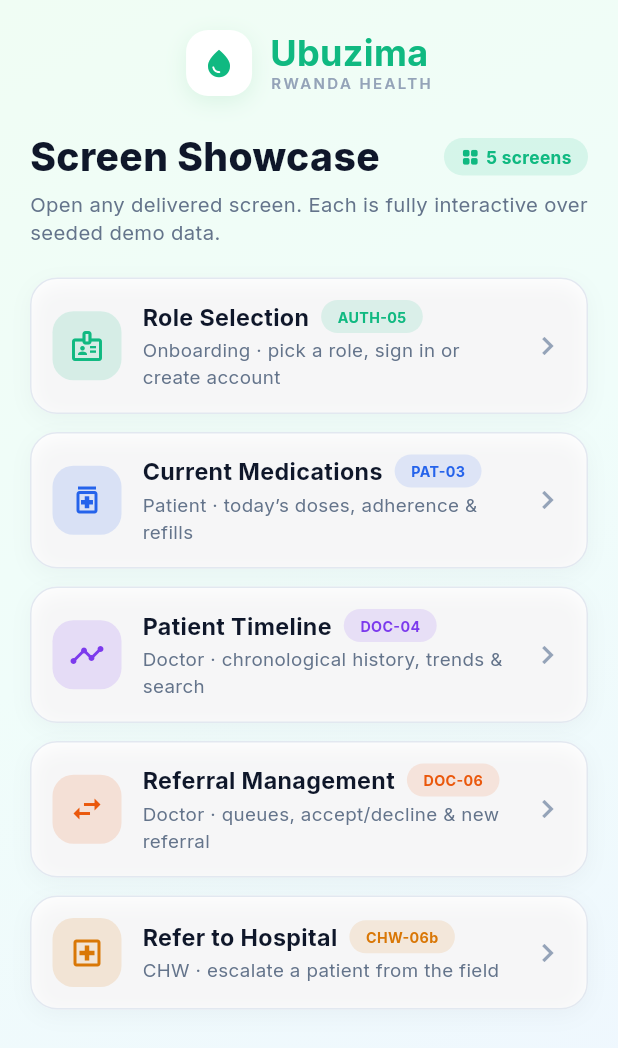
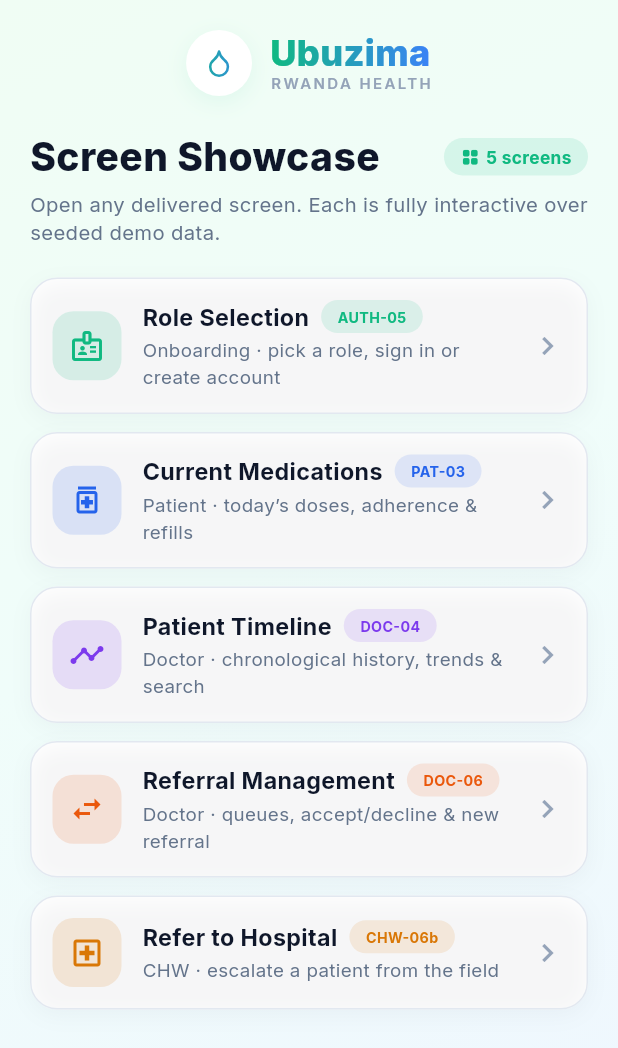
Before and after one commit to b-sandrine/Ubuzima_connect, a Flutter app: the screen it shows after launch, on a phone screen of 412 x 824 dp. Shown: the top 1048 px of the screen. Run offline on Flutter 3.47's test engine with Material 3 defaults, Android fonts, the light colour scheme and no system bars; our stand-ins replace bloc, cached_network_image, cloud_firestore, connectivity_plus, dartz, equatable and 15 more; accounts and stored records are empty.

Commit message:
feat(auth): mirror role selection screen to the Figma design (AUTH-05)
Match the design's onboarding hero illustration, emerald-to-blue wordmark,
Lucide role icons, and selected-card treatment (accent gradient tile with a
white glyph). Language pill, trust footer, and CTAs align to the mockup.

```diff
--- a/lib/shared/widgets/branding/ubuzima_wordmark.dart
+++ b/lib/shared/widgets/branding/ubuzima_wordmark.dart
@@ -1,9 +1,10 @@
 import 'package:flutter/material.dart';
+import 'package:lucide_icons_flutter/lucide_icons.dart';
 
 import '../../../core/theme/app_colors.dart';
 
-/// The Ubuzima logo lockup: a rounded white tile holding the water-drop
-/// mark, the wordmark, and the "RWANDA HEALTH" kicker underneath.
+/// The Ubuzima logo lockup: a round white tile holding the emerald-to-blue
+/// water-drop mark, the gradient wordmark, and the "RWANDA HEALTH" kicker.
 ///
 /// [compact] drops the kicker and shrinks the mark for the in-app headers,
 /// which show the same lockup at roughly half height.
@@ -11,6 +12,11 @@ class UbuzimaWordmark extends StatelessWidget {
   final bool compact;
 
   const UbuzimaWordmark({super.key, this.compact = false});
+
+  /// Emerald-to-blue sweep shared by the mark and the wordmark text.
+  static const LinearGradient _brandSweep = LinearGradient(
+    colors: [Color(0xFF10B981), Color(0xFF3B82F6)],
+  );
 
   @override
   Widget build(BuildContext context) {
@@ -22,21 +28,24 @@ class UbuzimaWordmark extends StatelessWidget {
         Container(
           width: markSize,
           height: markSize,
-          decoration: BoxDecoration(
+          decoration: const BoxDecoration(
             color: Colors.white,
-            borderRadius: BorderRadius.circular(markSize / 3),
-            boxShadow: const [
+            shape: BoxShape.circle,
+            boxShadow: [
               BoxShadow(
-                color: Color(0x1A16A34A),
+                color: Color(0x1410B981),
                 blurRadius: 12,
                 offset: Offset(0, 4),
               ),
             ],
           ),
+          child: ShaderMask(
+            shaderCallback: (bounds) => _brandSweep.createShader(bounds),
             child: Icon(
-            Icons.water_drop,
-            size: markSize * 0.5,
-            color: AppColors.primary,
+              LucideIcons.droplet,
+              size: markSize * 0.46,
+              color: Colors.white,
+            ),
           ),
         ),
         SizedBox(width: compact ? 8 : 12),
@@ -47,15 +56,18 @@ class UbuzimaWordmark extends StatelessWidget {
             mainAxisSize: MainAxisSize.min,
             crossAxisAlignment: CrossAxisAlignment.start,
             children: [
-              Text(
+              ShaderMask(
+                shaderCallback: (bounds) => _brandSweep.createShader(bounds),
+                child: Text(
                   'Ubuzima',
                   maxLines: 1,
                   overflow: TextOverflow.ellipsis,
                   style: TextStyle(
                     fontSize: compact ? 18 : 24,
-                  fontWeight: FontWeight.w700,
-                  color: AppColors.primary,
+                    fontWeight: FontWeight.w800,
+                    color: Colors.white,
                     height: 1.1,
+                  ),
                 ),
               ),
               if (!compact)
--- a/lib/shared/widgets/language/language_switcher.dart
+++ b/lib/shared/widgets/language/language_switcher.dart
@@ -76,7 +76,7 @@ class _LanguagePill extends StatelessWidget {
           duration: const Duration(milliseconds: 180),
           padding: const EdgeInsets.symmetric(horizontal: 18, vertical: 8),
           decoration: BoxDecoration(
-            color: isActive ? AppColors.roleChwTint : Colors.transparent,
+            color: isActive ? Colors.white : Colors.transparent,
             borderRadius: BorderRadius.circular(999),
             border: Border.all(
               color: isActive ? AppColors.primary : Colors.transparent,
```
Also changed, not shown: lib/features/authentication/presentation/pages/role_selection_page.dart (+11 -9 lines), lib/features/authentication/presentation/widgets/role_option_card.dart (+21 -4 lines), assets/images/onboarding_hero.png (added). Lines whose indentation alone changed are shown as unchanged.
